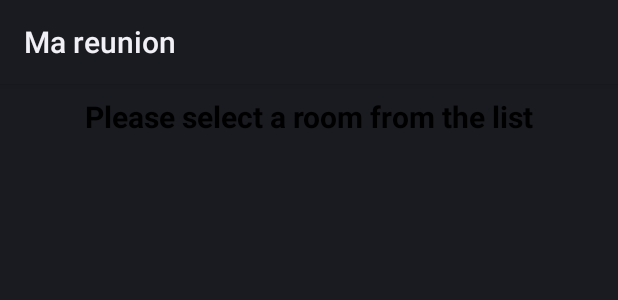
After one commit to Enarier/Mareunion, an Android app: the layout fragment_room_dialog.xml on its own in the app's theme, with its tools: preview values and no code run, on a phone screen of 412 x 824 dp. The commit adds this screen. Shown: the top 300 px of the screen. Run offline under Robolectric (Android 15) with nearby library versions, the phone set to English and light mode, and no system bars.

Commit message:
Trying to display RV via DialogFragment

```diff
--- a/app/src/main/java/com/openclassrooms/mareunion/service/DummyMeetingGenerator.java
+++ b/app/src/main/java/com/openclassrooms/mareunion/service/DummyMeetingGenerator.java
@@ -45,4 +45,8 @@
         return new ArrayList<>(DUMMY_MEETINGS);
     }
 
+    public static List<Room> generateRooms() {
+        return new ArrayList<>(DUMMY_ROOMS);
+    }
+
 }
--- a/app/src/main/java/com/openclassrooms/mareunion/service/MeetingApiService.java
+++ b/app/src/main/java/com/openclassrooms/mareunion/service/MeetingApiService.java
@@ -17,5 +17,5 @@
 
     List<Meeting> filterMeetingsByRoom(Room room);
 
-    List<Room> availableRoom();
+    List<Room> getRooms();
 }
--- /dev/null
+++ b/app/src/main/res/layout/fragment_room_dialog.xml
@@ -0,0 +1,34 @@
+<?xml version="1.0" encoding="utf-8"?>
+<androidx.constraintlayout.widget.ConstraintLayout xmlns:android="http://schemas.android.com/apk/res/android"
+    xmlns:app="http://schemas.android.com/apk/res-auto"
+    xmlns:tools="http://schemas.android.com/tools"
+    android:layout_width="match_parent"
+    android:layout_height="match_parent">
+
+    <androidx.recyclerview.widget.RecyclerView
+        android:id="@+id/recyclerView"
+        android:layout_width="0dp"
+        android:layout_height="0dp"
+        android:layout_marginStart="8dp"
+        android:layout_marginTop="8dp"
+        android:layout_marginEnd="8dp"
+        android:layout_marginBottom="8dp"
+        app:layout_constraintBottom_toBottomOf="parent"
+        app:layout_constraintEnd_toEndOf="parent"
+        app:layout_constraintStart_toStartOf="parent"
+        app:layout_constraintTop_toBottomOf="@+id/textView" />
+
+    <TextView
+        android:id="@+id/textView"
+        android:layout_width="wrap_content"
+        android:layout_height="wrap_content"
+        android:layout_marginTop="8dp"
+        android:text="@string/please_select_a_room_from_the_list"
+        android:textColor="@color/black"
+        android:textSize="20sp"
+        android:textStyle="bold"
+        app:layout_constraintEnd_toEndOf="parent"
+        app:layout_constraintStart_toStartOf="parent"
+        app:layout_constraintTop_toTopOf="parent" />
+
+</androidx.constraintlayout.widget.ConstraintLayout>
--- a/app/src/main/res/values/strings.xml
+++ b/app/src/main/res/values/strings.xml
@@ -8,5 +8,6 @@
     <string name="room">Room</string>
     <string name="reset">Reset</string>
     <string name="filtericon">filterIcon</string>
+    <string name="please_select_a_room_from_the_list">Please select a room from the list</string>
 
 </resources>
```
Also changed, not shown: app/src/main/java/com/openclassrooms/mareunion/service/DummyMeetingApiService.java (+13 -4 lines), app/src/main/java/com/openclassrooms/mareunion/ui/CreateMeetingActivity.java (+7 -0 lines), app/src/main/java/com/openclassrooms/mareunion/ui/MainActivity.java (+18 -9 lines), app/src/main/java/com/openclassrooms/mareunion/ui/MeetingRecyclerViewAdapter.java (+16 -19 lines), app/src/main/java/com/openclassrooms/mareunion/ui/RoomDialogFragment.java (+70 -3 lines), app/src/main/java/com/openclassrooms/mareunion/ui/RoomRecyclerViewAdapter.java (added, +67 -0 lines), app/src/main/res/layout/list_meeting_item.xml (renamed from app/src/main/res/layout/list_item.xml, +12 -12 lines), app/src/main/res/layout/list_room_item.xml (added, +33 -0 lines).
